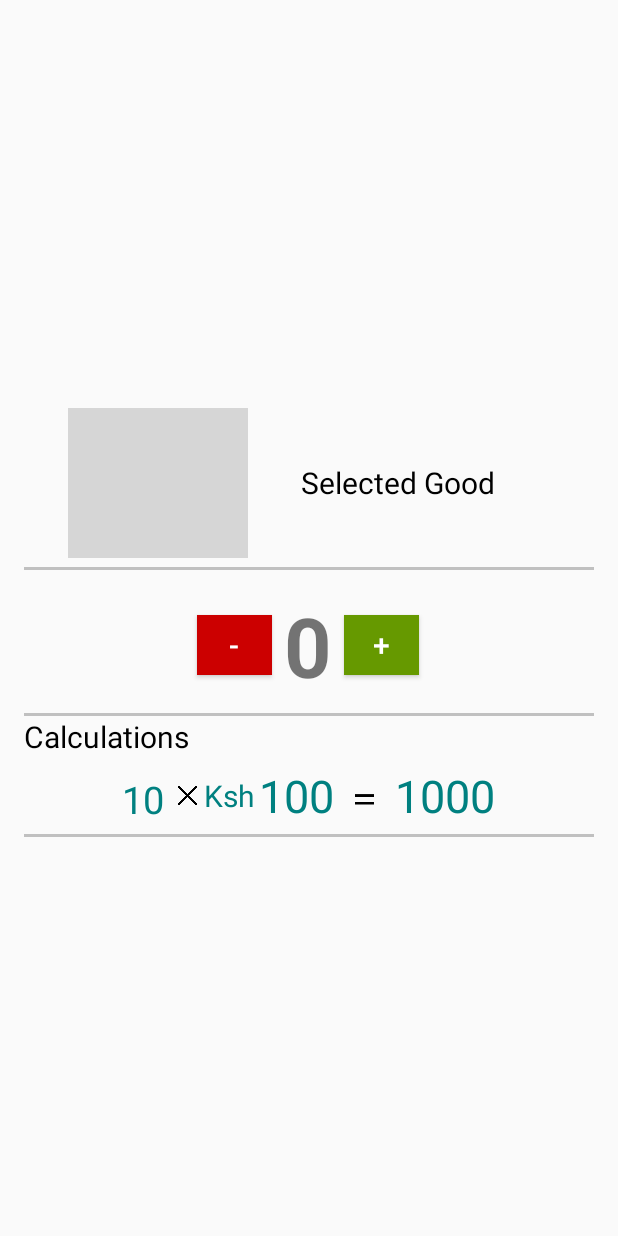
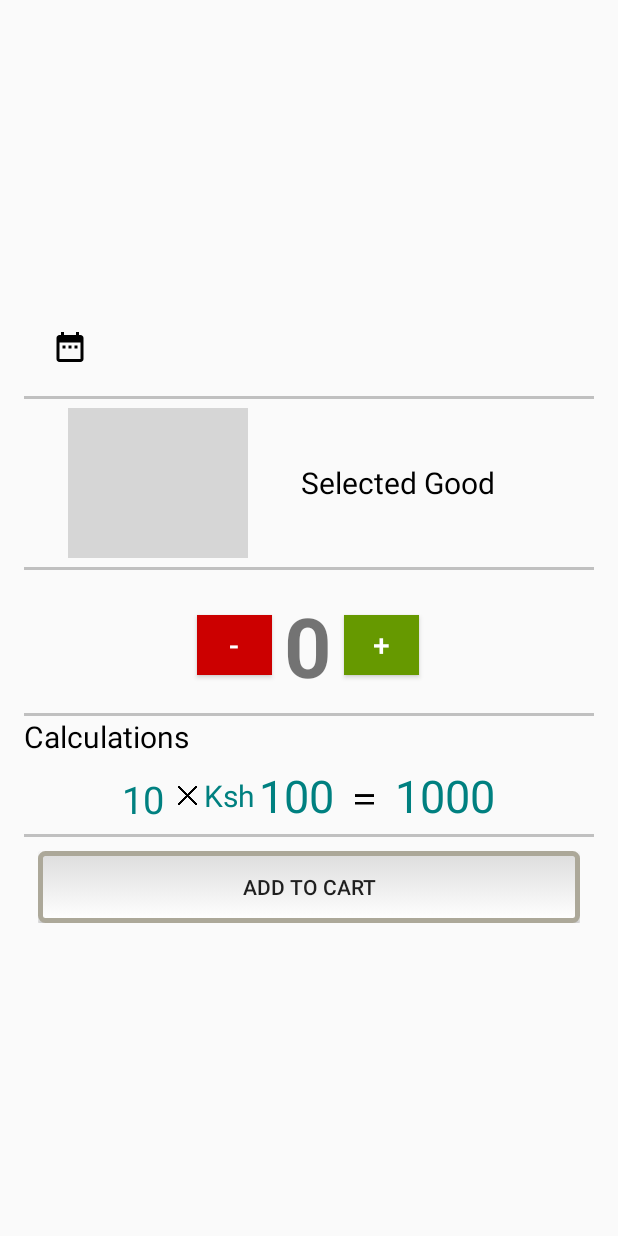
Before and after one commit to sawepeter/Duka, an Android app: the layout custom_dialog.xml on its own in the app's theme, with its tools: preview values and no code run, on a phone screen of 412 x 824 dp. Run offline under Robolectric (Android 15) with nearby library versions, the phone set to English and light mode, and no system bars; plain views replace CircularImageView; grey boxes are pictures that could not be loaded.

Commit message:
cart changes :tada:

```diff
--- /dev/null
+++ b/app/src/main/res/drawable/custombutton.xml
@@ -0,0 +1,60 @@
+<?xml version="1.0" encoding="utf-8"?>
+<selector xmlns:android="http://schemas.android.com/apk/res/android">
+    <item android:state_pressed="true" >
+        <shape>
+            <gradient
+                android:startColor="@color/colorPrimaryDark"
+                android:endColor="@color/colorPrimary"
+                android:angle="270" />
+            <stroke
+                android:width="3dp"
+                android:color="@color/grey05" />
+            <corners
+                android:radius="3dp" />
+            <padding
+                android:left="10dp"
+                android:top="10dp"
+                android:right="10dp"
+                android:bottom="10dp" />
+        </shape>
+    </item>
+
+    <item android:state_focused="true" >
+        <shape>
+            <gradient
+                android:endColor="@color/orange4"
+                android:startColor="@color/orange5"
+                android:angle="270" />
+            <stroke
+                android:width="3dp"
+                android:color="@color/grey05" />
+            <corners
+                android:radius="3dp" />
+            <padding
+                android:left="10dp"
+                android:top="10dp"
+                android:right="10dp"
+                android:bottom="10dp" />
+        </shape>
+    </item>
+
+    <item>
+        <shape>
+            <gradient
+                android:endColor="@color/white1"
+                android:startColor="@color/white2"
+                android:angle="270" />
+            <stroke
+                android:width="3dp"
+                android:color="@color/grey05" />
+            <corners
+                android:radius="3dp" />
+            <padding
+                android:left="10dp"
+                android:top="10dp"
+                android:right="10dp"
+                android:bottom="10dp" />
+        </shape>
+    </item>
+
+</selector>
--- a/app/src/main/res/layout/custom_dialog.xml
+++ b/app/src/main/res/layout/custom_dialog.xml
@@ -9,6 +9,31 @@
 
 
     <LinearLayout
+        android:layout_width="match_parent"
+        android:layout_margin="9sp"
+        android:hint="Add Date"
+        android:layout_height="wrap_content">
+
+        <TextView
+            android:id="@+id/add_date"
+            android:layout_width="match_parent"
+            android:layout_height="wrap_content"
+            android:layout_margin="9dp"
+            android:textColor="@color/colorPrimaryDark"
+            android:textSize="20sp"
+            android:textAlignment="center"
+            android:drawableStart="@drawable/ic_date_range_black_24dp"
+            android:editable="false"/>
+
+    </LinearLayout>
+
+    <View
+        android:layout_width="fill_parent"
+        android:layout_height="2dp"
+        android:background="#c0c0c0"/>
+
+
+    <LinearLayout
         android:layout_margin="6dp"
         android:orientation="horizontal"
         android:gravity="center_horizontal"
@@ -17,11 +42,13 @@
         android:layout_height="wrap_content">
 
         <com.mikhaellopez.circularimageview.CircularImageView
+            android:id="@+id/imageview"
             android:layout_width="120dp"
             android:layout_height="100dp"
             android:src="@drawable/avatar"/>
 
         <TextView
+            android:id="@+id/txtselected_product"
             android:layout_width="200dp"
             android:layout_height="wrap_content"
             android:textSize="20sp"
@@ -128,7 +155,7 @@
             android:textColor="@color/colorPrimaryDark"/>
 
         <TextView
-            android:id="@+id/product_sprice"
+            android:id="@+id/product_price"
             android:layout_width="wrap_content"
             android:layout_height="wrap_content"
             android:layout_gravity="center"
@@ -160,5 +187,20 @@
         android:layout_height="2dp"
         android:background="#c0c0c0"/>
 
+    <LinearLayout
+        android:layout_width="match_parent"
+        android:layout_margin="9sp"
+        android:hint="Add Date"
+        android:layout_height="wrap_content">
+
+       <Button
+           android:id="@+id/add_cart"
+           android:text="Add To Cart"
+           android:background="@drawable/custombutton"
+           android:layout_width="match_parent"
+           android:layout_height="wrap_content" />
+
+    </LinearLayout>
+
 
 </LinearLayout>
--- a/app/src/main/res/values/colors.xml
+++ b/app/src/main/res/values/colors.xml
@@ -17,4 +17,13 @@
     <color name="testcolorblue">#152b38</color>
     <color name="pink">#fe104d</color>
     <color name="whitetext">#fafafa</color>
+    <color name="yellow1">#F9E60E</color>
+    <color name="yellow2">#F9F89D</color>
+    <color name="orange4">#F7BE45</color>
+    <color name="orange5">#F7D896</color>
+    <color name="blue2">#19FCDA</color>
+    <color name="blue25">#D9F7F2</color>
+    <color name="grey05">#ACA899</color>
+    <color name="white1">#FFFFFF</color>
+    <color name="white2">#DDDDDD</color>
 </resources>
```
Also changed, not shown: app/src/main/java/com/example/devsawe/duka/Activities/Clients.java (+42 -24 lines), app/src/main/java/com/example/devsawe/duka/Activities/Make_sales.java (+5 -4 lines), app/src/main/java/com/example/devsawe/duka/database/Database.java (+9 -0 lines), app/src/main/res/drawable/roundbutton.xml (added, +9 -0 lines), app/src/main/res/layout/cart_item.xml (added, +116 -0 lines), app/src/main/res/layout/fragment_cart.xml (added, +61 -0 lines), 541 other files.
